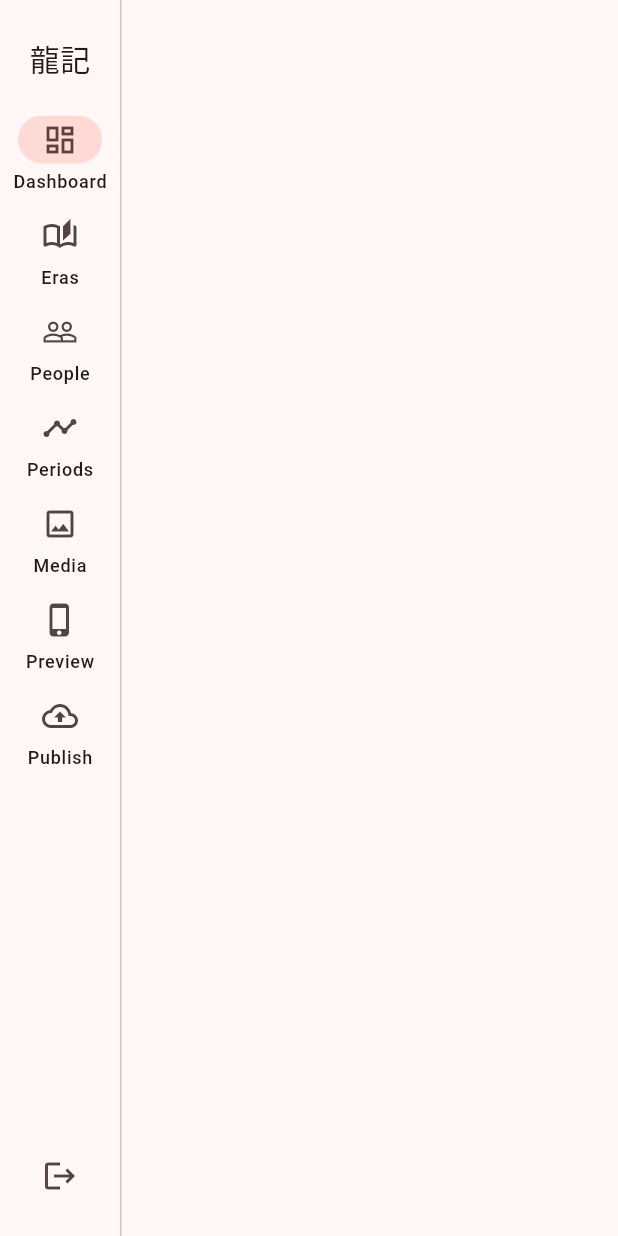
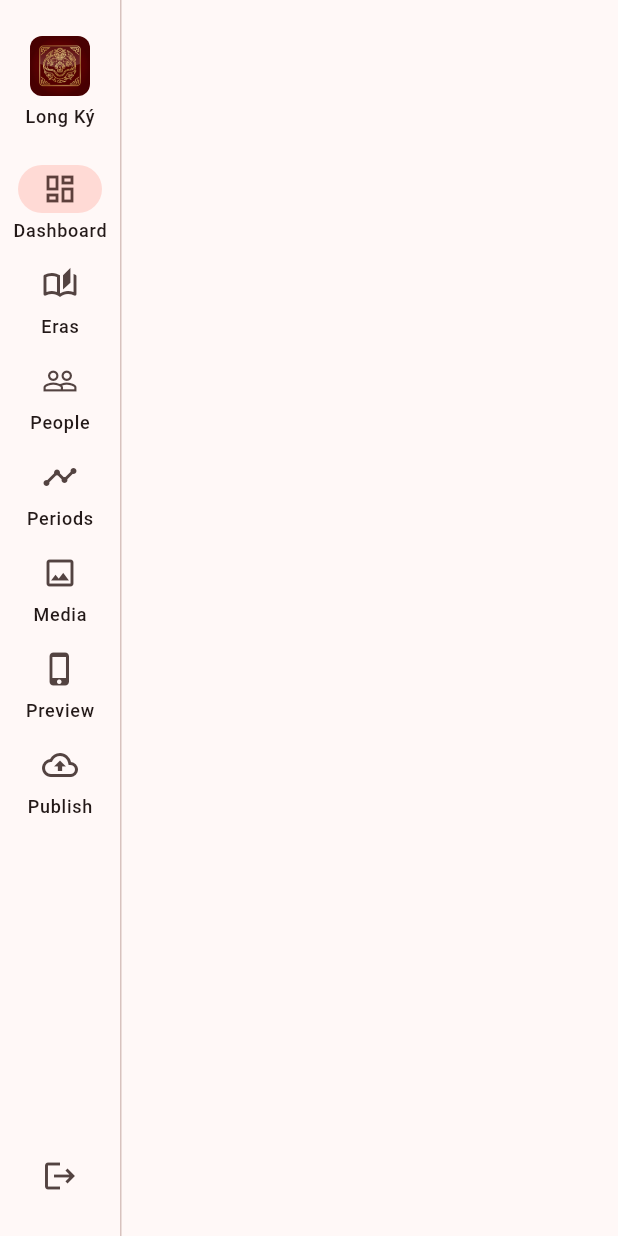
Before and after one commit to binhnt010896/long-ky-app, a Flutter app: the AdminShell screen opened directly with empty values, on a phone screen of 412 x 824 dp. Run offline on Flutter 3.47's test engine with Material 3 defaults, Android fonts, the phone set to English and light mode, and no system bars; our stand-ins replace cached_network_image, file_picker, firebase_analytics, firebase_auth, firebase_core, firebase_crashlytics and 8 more; missing offline and left inert: json_schema; accounts and stored records are empty; network calls fail; statements that could not run were skipped.

Commit message:
fix(cms): decode content as UTF-8, sign in via Firebase popup, real branding
The Worker decoded GitHub's base64 blobs with bare atob(), which yields
one char per byte (Latin-1) — every Vietnamese diacritic came through as
mojibake, and a CMS save would have written that back into content/. It
now runs the bytes through a UTF-8 TextDecoder (fatal, so a bad blob
errors instead of corrupting silently); the Dart client also decodes
response bytes as UTF-8 explicitly rather than trusting res.body's
charset fallback. The old test only used ASCII, so a Vietnamese
round-trip case is added. No CMS commits had landed before the fix.

Sign-in used the google_sign_in plugin, which crashes on web without a
client-ID meta tag; this app is web-only, so it now calls Firebase Auth's
signInWithPopup directly.

The sidebar showed a Hán-tự "龍記" placeholder — replaced with the Long Ký
seal and name; the scaffold's "admin" page title/manifest/icons are now
Long Ký's too.

Co-Authored-By: Claude Opus 5.5 <noreply@anthropic.com>

```diff
--- a/apps/admin/lib/screens/shell_screen.dart
+++ b/apps/admin/lib/screens/shell_screen.dart
@@ -39,9 +39,18 @@ class AdminShell extends ConsumerWidget {
             selectedIndex: _selectedIndex(location),
             onDestinationSelected: (i) => context.go(_destinations[i].path),
             labelType: NavigationRailLabelType.all,
-            leading: const Padding(
-              padding: EdgeInsets.symmetric(vertical: 16),
-              child: Text('龍記', style: TextStyle(fontSize: 20)),
+            leading: Padding(
+              padding: const EdgeInsets.symmetric(vertical: 16),
+              child: Column(
+                children: [
+                  ClipRRect(
+                    borderRadius: BorderRadius.circular(8),
+                    child: Image.asset('assets/brand/long-ky-logo.png', width: 40, height: 40),
+                  ),
+                  const SizedBox(height: 6),
+                  Text('Long Ký', style: Theme.of(context).textTheme.labelMedium),
+                ],
+              ),
             ),
             trailing: Expanded(
               child: Align(
```
Also changed, not shown: apps/admin/lib/api/cms_api_client.dart (+10 -6 lines), apps/admin/lib/auth/auth_providers.dart (+5 -11 lines), apps/admin/pubspec.yaml (+4 -3 lines), apps/admin/assets/brand/long-ky-logo.png (added), pubspec.lock, 9 other files.
